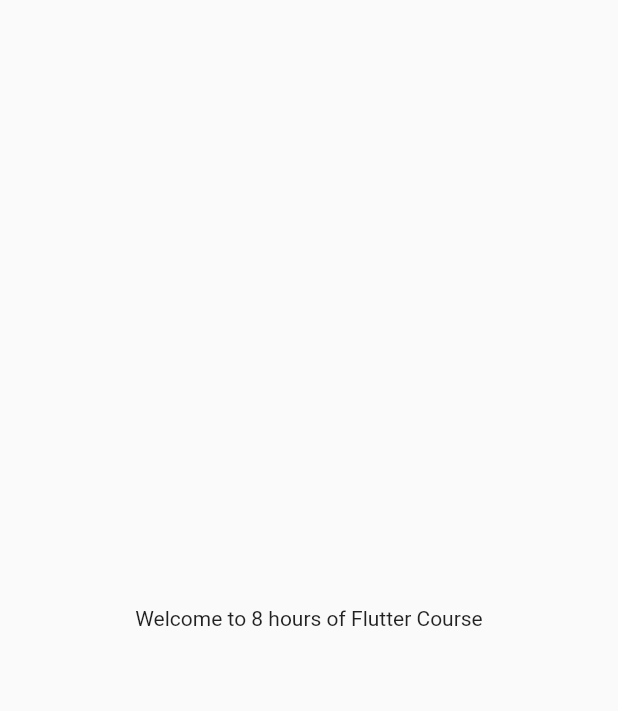
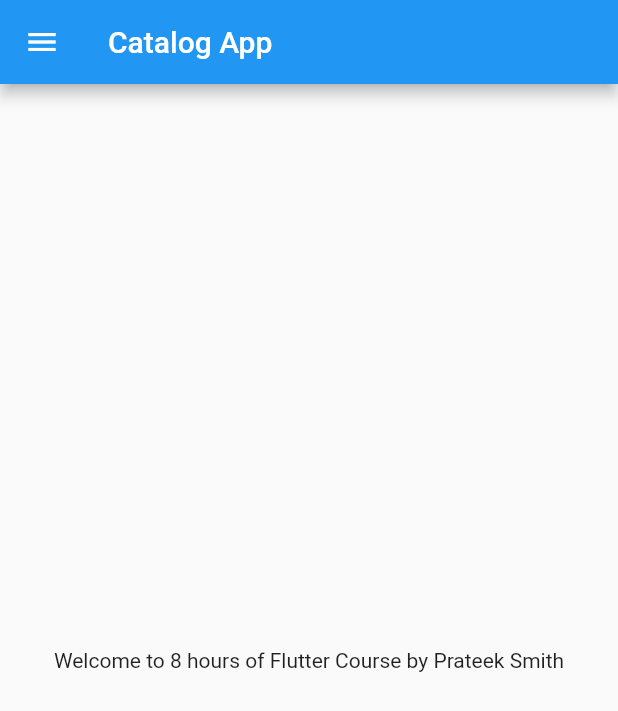
Before and after one commit to iamprateeksmith/Flutter_1-SecureLoginPage, a Flutter app: the screen it shows after launch, on a phone screen of 412 x 824 dp. Shown: the top 711 px of the screen. Run offline on Flutter 3.47's test engine with Material 2 defaults, Android fonts, the phone set to English and light mode, and no system bars.

Commit message:
Day - 2 Completed

```diff
--- /dev/null
+++ b/Commands.txt
@@ -0,0 +1,9 @@
+---------------------------------------------
+| CHAPTER-2 = Git,Dart Data Types, Scaffold |
+---------------------------------------------
+
+1 - git init
+2 - git add.
+3 - git commit -m "First Commit"
+4 - click on branches - Create new branch... [DAY-1]
+5 -
--- /dev/null
+++ b/lib/home_page.dart
@@ -0,0 +1,26 @@
+import 'package:flutter/material.dart';
+
+// ignore: must_be_immutable
+class HomePage extends StatelessWidget {
+  final int time = 8;
+  final String name = "Prateek Smith";
+  // ignore: unused_local_variable
+  //var designation = "Flutter Developer";
+
+  @override
+  Widget build(BuildContext context) {
+    return Scaffold(
+      appBar: AppBar(
+        title: Text("Catalog App"),
+      ),
+      body: Center(
+          child: Container(
+        child: Text('Welcome to $time hours of Flutter Course by $name'),
+      )),
+      drawer: Drawer(
+          child: Center(
+        child: Text(" Our - Home Page "),
+      )),
+    );
+  }
+}
--- a/lib/main.dart
+++ b/lib/main.dart
@@ -1,4 +1,5 @@
 import 'package:flutter/material.dart';
+import 'package:master_flutter_in_8_hours/home_page.dart';
 
 void main() {
   runApp(MyApp());
@@ -12,13 +13,11 @@
     var themeData = ThemeData(
       primarySwatch: Colors.cyan,
     );
+
     return MaterialApp(
-        title: 'Flutter Demo',
-        debugShowCheckedModeBanner: false,
-        home: Material(
-            child: Center(
-                child: Container(
-          child: Text('Welcome to 8 hours of Flutter Course'),
-        ))));
+      title: 'Flutter Demo',
+      debugShowCheckedModeBanner: false,
+      home: HomePage(),
+    );
   }
 }
```
